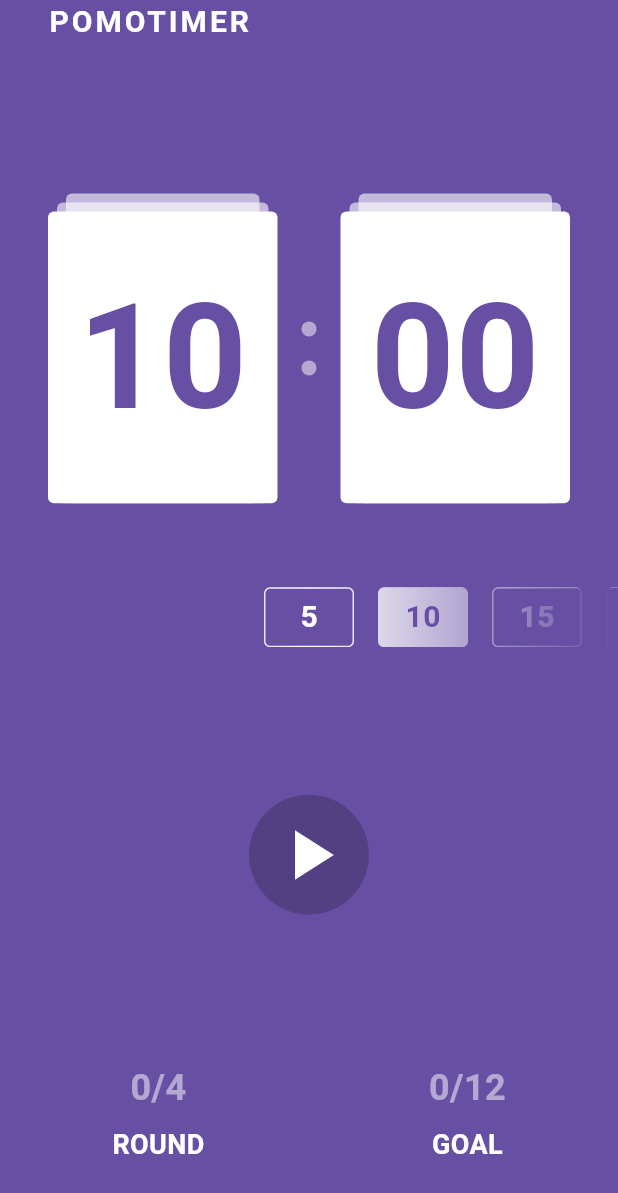
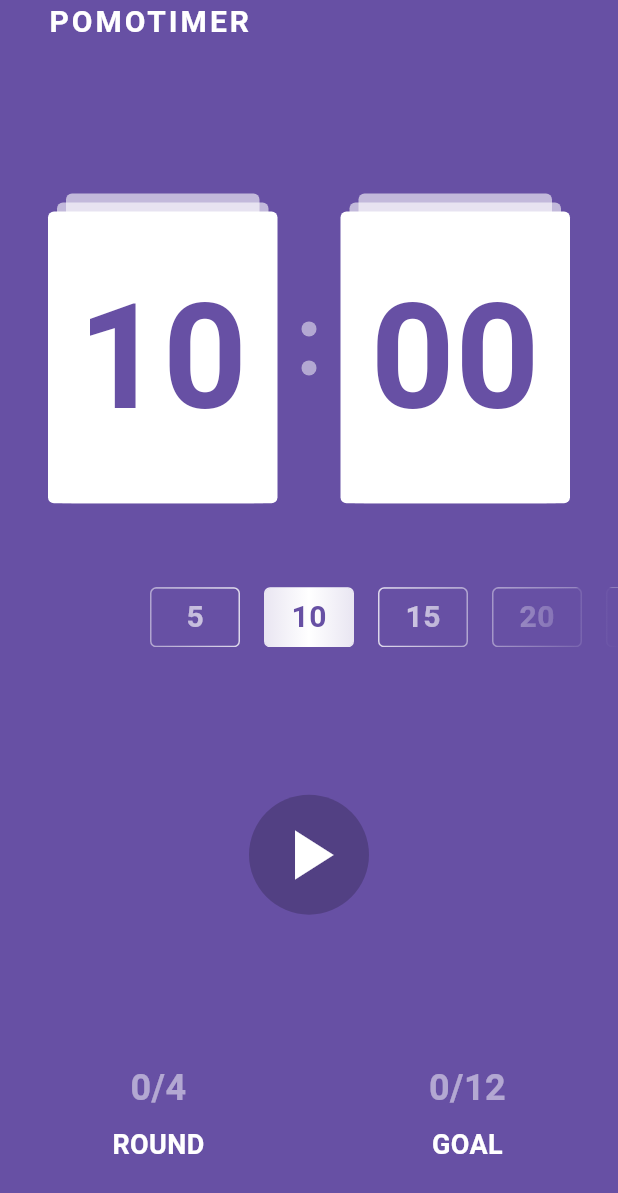
Before and after one commit to cskime/nomadcoders_flutter_challenge, a Flutter app: the Day11HomeScreen screen opened directly, after a tap on "10", on a phone screen of 412 x 824 dp. Shown: the top 1193 px of the screen. Run offline on Flutter 3.47's test engine with Material 3 defaults, Android fonts, the phone set to English and light mode, and no system bars; network calls fail.

Commit message:
day11 minute option 누를 때 animate 처리

```diff
--- a/lib/day11/day11_home_screen.dart
+++ b/lib/day11/day11_home_screen.dart
@@ -70,7 +70,6 @@ class _Day11HomeScreenState extends State<Day11HomeScreen> {
     return Scaffold(
       backgroundColor: Theme.of(context).primaryColor,
       body: SafeArea(
-        child: Expanded(
         child: Column(
           crossAxisAlignment: CrossAxisAlignment.start,
           children: [
@@ -126,7 +125,6 @@ class _Day11HomeScreenState extends State<Day11HomeScreen> {
           ],
         ),
       ),
-      ),
     );
   }
 }
--- a/lib/day11/widgets/minute/minutes_list_view.dart
+++ b/lib/day11/widgets/minute/minutes_list_view.dart
@@ -8,7 +8,10 @@ class MinutesListView extends StatefulWidget {
     required this.onMinuteSelected,
   });
 
+  static const double buttonAspectRatio = 1.5;
   final double height;
+  double get buttonWidth => height * buttonAspectRatio;
+
   final void Function(int minute) onMinuteSelected;
 
   @override
@@ -16,31 +19,41 @@ class MinutesListView extends StatefulWidget {
 }
 
 class _MinutesListViewState extends State<MinutesListView> {
+  static const double buttonSpacing = 16;
+
   static const unit = 5;
   final minutes = List.generate(12, (index) => (index + 1) * unit);
   int _current = unit;
+
+  final _scrollController = ScrollController();
 
   void _onPressed(int minute) {
     setState(() {
       _current = minute;
     });
     widget.onMinuteSelected(minute);
+
+    final index = minutes.indexOf(minute);
+    _scrollController.animateTo(
+      (buttonSpacing + widget.buttonWidth) * index,
+      duration: const Duration(milliseconds: 250),
+      curve: Curves.easeInOut,
+    );
   }
 
   @override
   Widget build(BuildContext context) {
-    const buttonAspectRatio = 1.5;
-    final buttonWidth = widget.height * buttonAspectRatio;
     return ListView.separated(
+      controller: _scrollController,
       scrollDirection: Axis.horizontal,
       padding: EdgeInsets.symmetric(
-        horizontal: (MediaQuery.sizeOf(context).width - buttonWidth) / 2,
+        horizontal: (MediaQuery.sizeOf(context).width - widget.buttonWidth) / 2,
       ),
       itemCount: minutes.length,
       itemBuilder: (context, index) {
         int minute = minutes[index];
         return MinuteButton(
-          width: buttonWidth,
+          width: widget.buttonWidth,
           height: widget.height,
           minute: minute,
           isSelected: minute == _current,
@@ -48,7 +61,7 @@ class _MinutesListViewState extends State<MinutesListView> {
         );
       },
       separatorBuilder: (context, index) {
-        return const SizedBox(width: 16);
+        return const SizedBox(width: buttonSpacing);
       },
     );
   }
```
Lines whose indentation alone changed are shown as unchanged.
